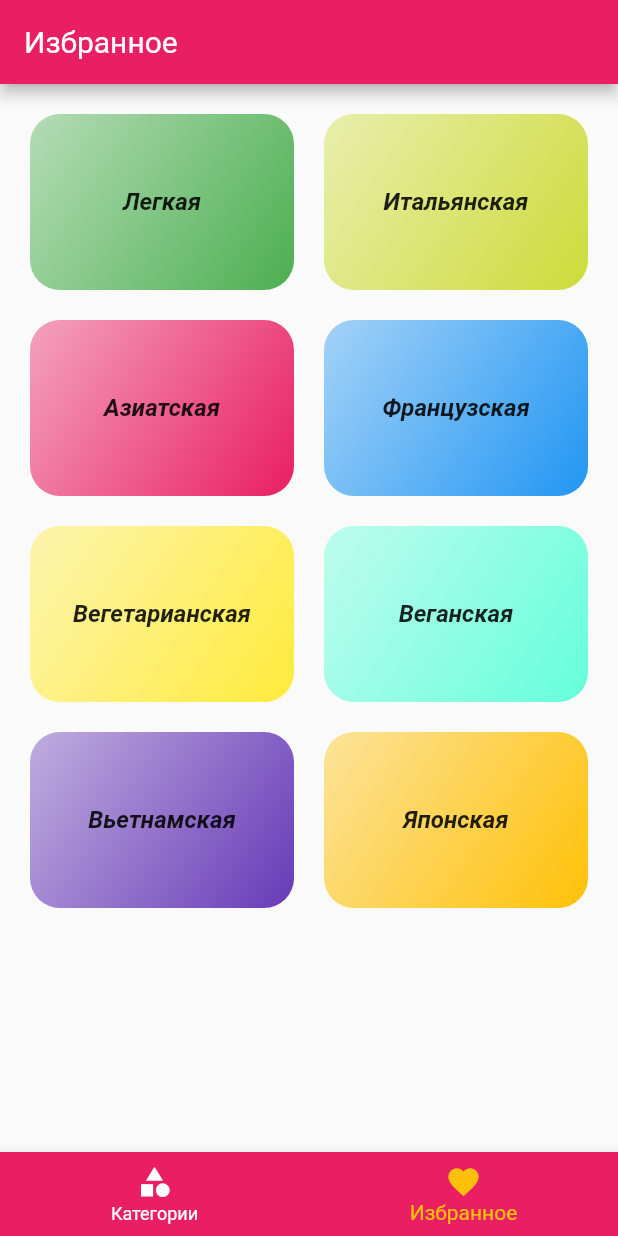
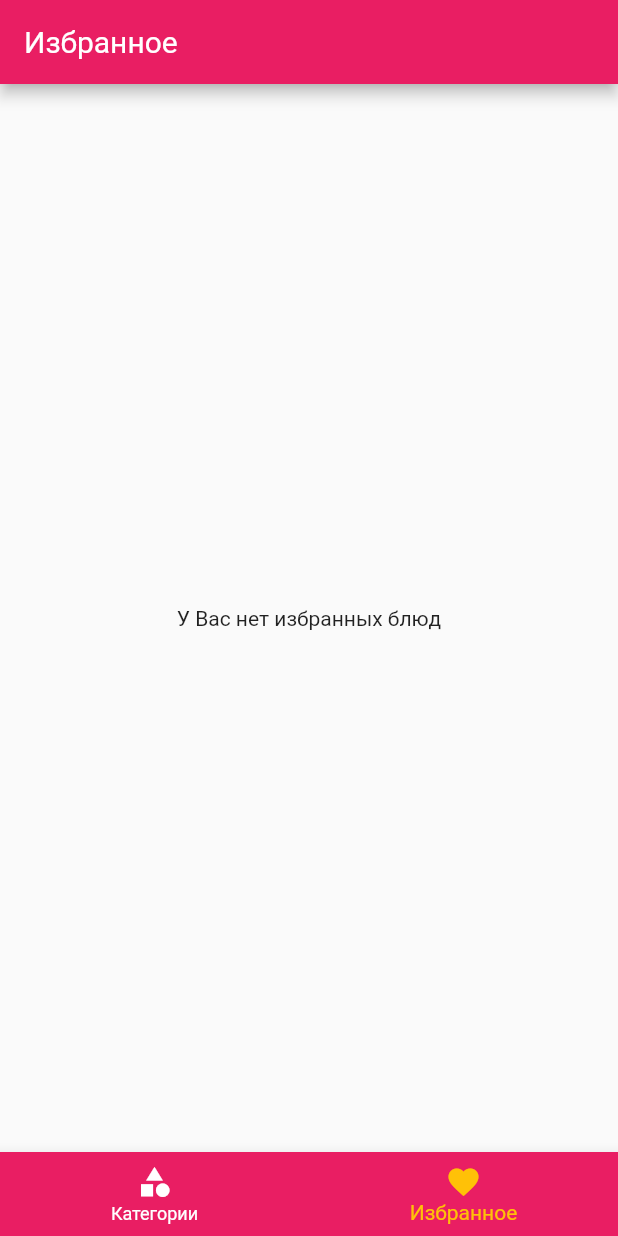
Before and after one commit to Puzikovsa/meal_app, a Flutter app: the screen it shows after launch, item 2 of the bottom bar chosen, on a phone screen of 412 x 824 dp. Run offline on Flutter 3.47's test engine with Material 2 defaults, Android fonts, the phone set to English and light mode, and no system bars.

Commit message:
added favourite_meals_page.dart

```diff
--- a/lib/data.dart
+++ b/lib/data.dart
@@ -3,6 +3,9 @@ import 'models/category.dart';
 import 'models/meal.dart';
 
 class MockData {
+
+  static final List<Meal> _favouriteMeals = [];
+
   static List<Category> get getCategories => [
         const Category(id: '01', title: 'Легкая', color: Colors.green),
         const Category(id: '02', title: 'Итальянская', color: Colors.lime),
@@ -66,4 +69,8 @@ class MockData {
           '04',
         ])
       ];
+
+  static List<Meal> get favouriteMeals => _favouriteMeals;
+
+
 }
--- /dev/null
+++ b/lib/widgets/pages/favourite_meals_page.dart
@@ -0,0 +1,21 @@
+import 'package:flutter/material.dart';
+import 'package:meal_app/data.dart';
+import 'package:meal_app/widgets/elements/short_meal.dart';
+
+class FavouriteMealsPage extends StatelessWidget{
+  const FavouriteMealsPage({super.key});
+
+  @override
+  Widget build(BuildContext context) {
+    if (MockData.favouriteMeals.isEmpty) {
+      return const Center(
+        child: Text('У Вас нет избранных блюд'),
+      );
+    }
+    else {
+      return ListView.builder(itemBuilder: (context, index) =>
+          ShortMeal(meal: MockData.favouriteMeals[index])
+      );
+    }
+  }
+}
--- a/lib/widgets/pages/tab_page.dart
+++ b/lib/widgets/pages/tab_page.dart
@@ -1,5 +1,7 @@
 import 'package:flutter/material.dart';
 import 'package:meal_app/widgets/pages/category_page.dart';
+
+import 'favourite_meals_page.dart';
 
 class TabPage extends StatefulWidget {
   const TabPage({super.key});
@@ -16,11 +18,11 @@ class _TabPageState extends State<TabPage> {
   void initState() {
     _pages = [
       {
-        'page': CategoryPage(),
+        'page': const CategoryPage(),
         'title': 'Категории',
       },
       {
-        'page': CategoryPage(),
+        'page': const FavouriteMealsPage(),
         'title': 'Избранное',
       },
     ];
```
